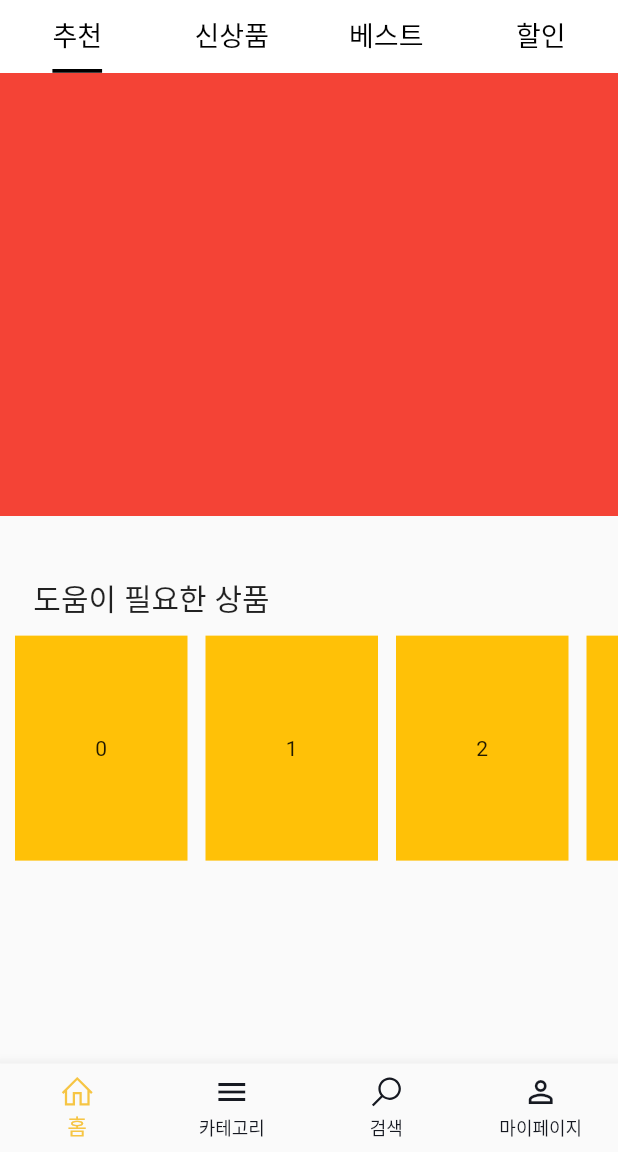
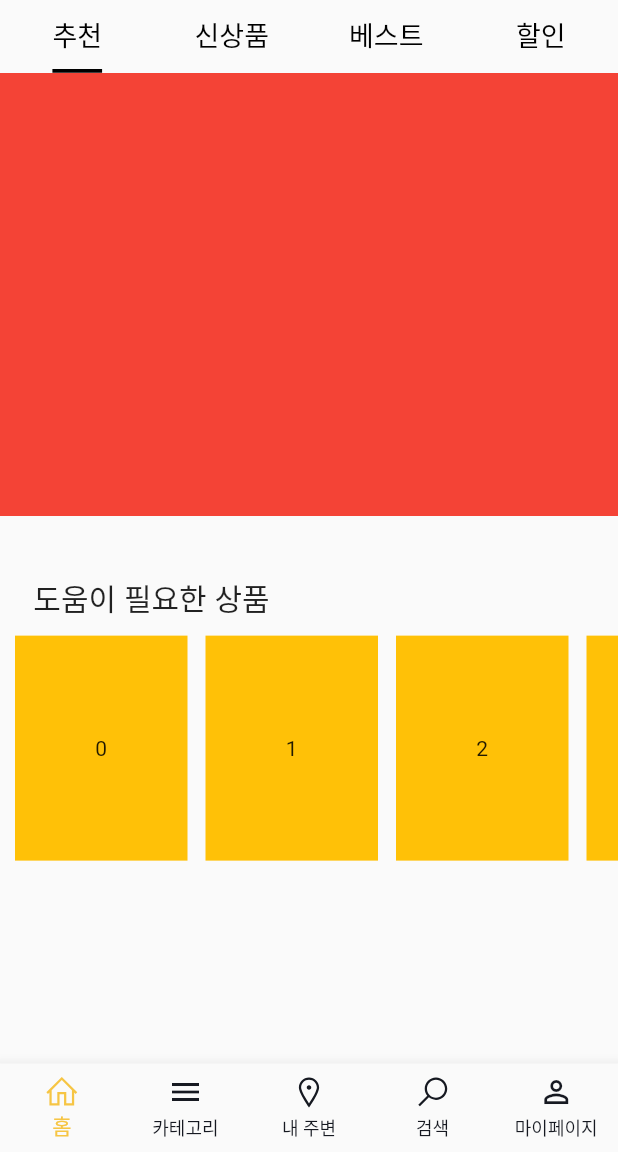
Before and after one commit to leejunesun/TtangkkeusMarket, a Flutter app: the screen it shows after launch, on a phone screen of 412 x 824 dp, the part 84-1236 px from its top. Run offline on Flutter 3.47's test engine with Material 2 defaults, Android fonts, the phone set to English and light mode, and no system bars; drawn by our look-alikes of carousel_slider; our stand-ins replace cloud_firestore, firebase_auth, firebase_core, fluttertoast, get, google_maps_flutter and 2 more; accounts and stored records are empty; Roboto replaces fonts that are missing (SF).

```diff
--- a/lib/src/navbar.dart
+++ b/lib/src/navbar.dart
@@ -6,6 +6,7 @@ import 'package:line_icons/line_icons.dart';
 import 'package:ttangkkeusmarket/src/providers/bottom_nav_provider.dart';
 import 'package:ttangkkeusmarket/src/screens/home_screen.dart';
 import 'package:ttangkkeusmarket/src/screens/category_screen.dart';
+import 'package:ttangkkeusmarket/src/screens/map_screen.dart';
 import 'package:ttangkkeusmarket/src/screens/search_screen.dart';
 import 'package:ttangkkeusmarket/src/screens/mypage_screen.dart';
 
@@ -20,13 +21,16 @@ class CustomNavBar extends StatelessWidget {
     Widget _navigationBody() {
       switch (bottomNavigationBar.currentPage) {
         case 0:
-          return HomeScreen();
+          return const HomeScreen();
         case 1:
-          return CategoryScreen();
+          return const CategoryScreen();
         case 2:
-          return SearchScreen();
+          return const MapScreen();
         case 3:
-          return MypageScreen();
+          return const SearchScreen();
+        case 4:
+          return const MypageScreen();
+
       }
       return Container();
     }
@@ -43,6 +47,10 @@ class CustomNavBar extends StatelessWidget {
             label: '카테고리',
           ),
           BottomNavigationBarItem(
+              icon: Icon(LineIcons.mapMarker),
+              label: '내 주변',
+          ),
+          BottomNavigationBarItem(
             icon: Icon(LineIcons.search),
             label: '검색',
           ),
@@ -52,8 +60,8 @@ class CustomNavBar extends StatelessWidget {
           ),
         ],
         currentIndex: bottomNavigationBar.currentPage,
-        unselectedItemColor: Color(0xFF161921),
-        selectedItemColor: Color(0xFFF6C544),
+        unselectedItemColor: const Color(0xFF161921),
+        selectedItemColor: const Color(0xFFF6C544),
         type: BottomNavigationBarType.fixed,
         onTap: (index) {
           bottomNavigationBar.updateCurrentPage(index);
--- a/lib/src/widgets/tabbar.dart
+++ b/lib/src/widgets/tabbar.dart
@@ -1,8 +1,9 @@
 import 'package:flutter/material.dart';
-import 'package:ttangkkeusmarket/src/screens/recommend.dart';
-import 'package:ttangkkeusmarket/src/screens/newitem.dart';
-import 'package:ttangkkeusmarket/src/screens/bestitem.dart';
-import 'package:ttangkkeusmarket/src/screens/discount.dart';
+import 'package:ttangkkeusmarket/src/screens/recommend_screen.dart';
+import 'package:ttangkkeusmarket/src/screens/newitem_screen.dart';
+import 'package:ttangkkeusmarket/src/screens/bestitem_screen.dart';
+import 'package:ttangkkeusmarket/src/screens/discount_screen.dart';
+
 
 class MainTabBar extends StatelessWidget {
   const MainTabBar({Key? key}) : super(key: key);
@@ -13,7 +14,7 @@ class MainTabBar extends StatelessWidget {
       length: 4,
       child: Scaffold(
         resizeToAvoidBottomInset: false,
-        backgroundColor: Color(0xFFFFFFFF),
+        backgroundColor: Colors.transparent,
         body: Column(children: const [
           TabBar(
             indicatorColor: Color(0xFF000000),
```
Also changed, not shown: assets/locations.json (added, +1 -0 lines), lib/src/models/locations.dart (added, +100 -0 lines), lib/src/screens/map_screen.dart (added, +48 -0 lines), pubspec.yaml (+8 -2 lines), assets/logo/splash.png, lib/methods/toast.dart (deleted), lib/src/models/locations.g.dart (added), lib/src/screens/bestitem_screen.dart (renamed from lib/src/screens/bestitem.dart), lib/src/screens/discount_screen.dart (renamed from lib/src/screens/discount.dart), lib/src/screens/login_screen.dart (line endings or trailing spaces), lib/src/screens/newitem_screen.dart (renamed from lib/src/screens/newitem.dart), lib/src/screens/recommend_screen.dart (renamed from lib/src/screens/recommend.dart), 14 other files.
